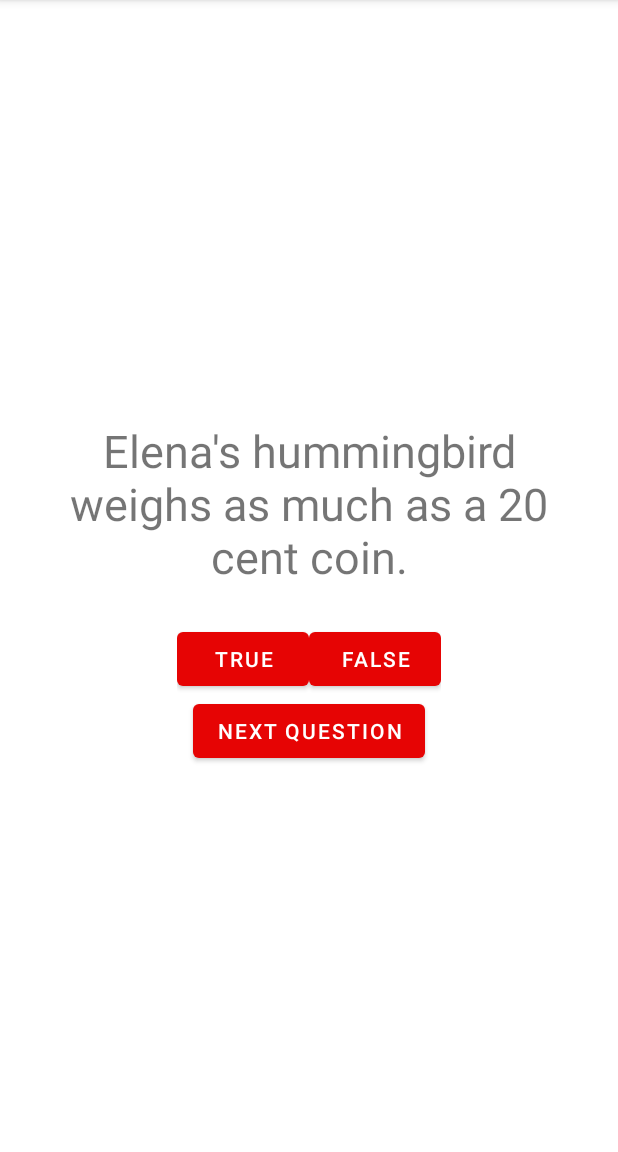
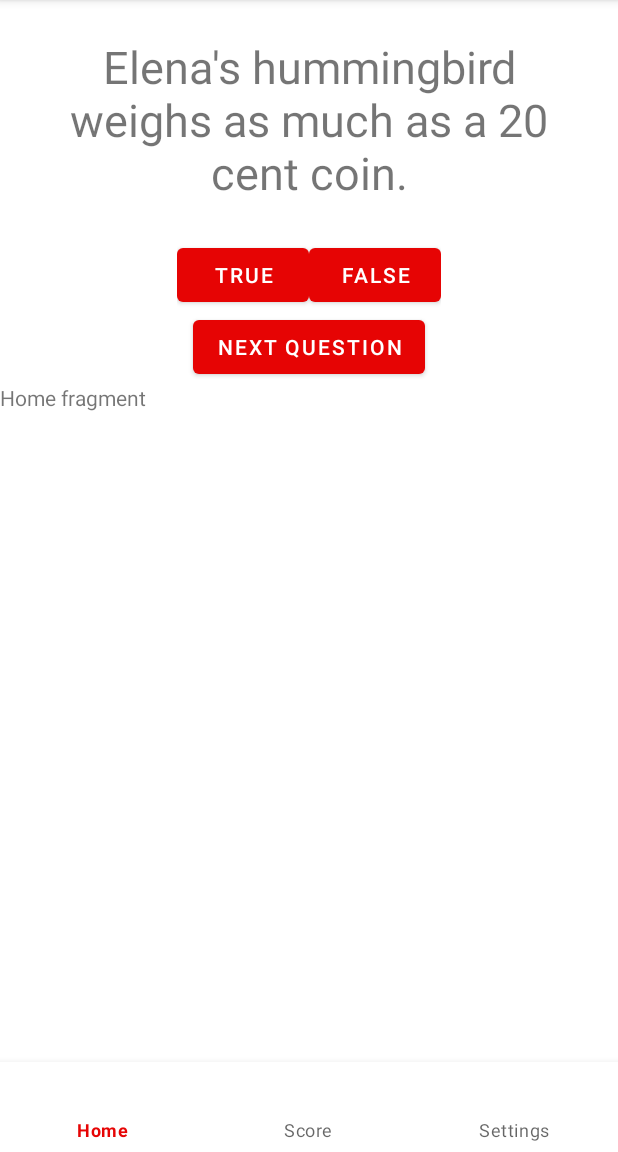
Before and after one commit to Drunkinator/DevMobile, an Android app: the screen it shows after launch (MainActivity), on a phone screen of 412 x 824 dp, the part 84-1236 px from its top. Run offline under Robolectric (Android 15) with nearby library versions, the phone set to English and light mode, and no system bars.

Commit message:
nav menu

```diff
--- /dev/null
+++ b/app/src/main/java/com/example/helloworld/HomeFragment.kt
@@ -0,0 +1,59 @@
+package com.example.helloworld
+
+import android.os.Bundle
+import androidx.fragment.app.Fragment
+import android.view.LayoutInflater
+import android.view.View
+import android.view.ViewGroup
+
+// TODO: Rename parameter arguments, choose names that match
+// the fragment initialization parameters, e.g. ARG_ITEM_NUMBER
+private const val ARG_PARAM1 = "param1"
+private const val ARG_PARAM2 = "param2"
+
+/**
+ * A simple [Fragment] subclass.
+ * Use the [HomeFragment.newInstance] factory method to
+ * create an instance of this fragment.
+ */
+class HomeFragment : Fragment() {
+    // TODO: Rename and change types of parameters
+    private var param1: String? = null
+    private var param2: String? = null
+
+    override fun onCreate(savedInstanceState: Bundle?) {
+        super.onCreate(savedInstanceState)
+        arguments?.let {
+            param1 = it.getString(ARG_PARAM1)
+            param2 = it.getString(ARG_PARAM2)
+        }
+    }
+
+    override fun onCreateView(
+        inflater: LayoutInflater, container: ViewGroup?,
+        savedInstanceState: Bundle?
+    ): View? {
+        // Inflate the layout for this fragment
+        return inflater.inflate(R.layout.fragment_home, container, false)
+    }
+
+    companion object {
+        /**
+         * Use this factory method to create a new instance of
+         * this fragment using the provided parameters.
+         *
+         * @param param1 Parameter 1.
+         * @param param2 Parameter 2.
+         * @return A new instance of fragment HomeFragment.
+         */
+        // TODO: Rename and change types and number of parameters
+        @JvmStatic
+        fun newInstance(param1: String, param2: String) =
+            HomeFragment().apply {
+                arguments = Bundle().apply {
+                    putString(ARG_PARAM1, param1)
+                    putString(ARG_PARAM2, param2)
+                }
+            }
+    }
+}
--- a/app/src/main/java/com/example/helloworld/MainActivity.kt
+++ b/app/src/main/java/com/example/helloworld/MainActivity.kt
@@ -1,10 +1,14 @@
 package com.example.helloworld
 
-
+import android.widget.ImageView
+import android.widget.PopupMenu
+import androidx.fragment.app.Fragment
+import java.lang.Exception
 import android.app.Activity
 import android.content.Intent
 import androidx.appcompat.app.AppCompatActivity
 import android.os.Bundle
+import android.provider.Settings
 import android.util.Log
 import android.view.Menu
 import android.view.MenuItem
@@ -12,11 +16,14 @@ import android.view.View
 import android.widget.Button
 import android.widget.TextView
 import android.widget.Toast
+import com.google.android.material.bottomnavigation.BottomNavigationView
 
 private lateinit var trueButton: Button
 private lateinit var falseButton: Button
 private lateinit var nextButton: Button
 private lateinit var questionTextView: TextView
+lateinit var bottomNav : BottomNavigationView
+
 
 private val questionBank= listOf(
     Question(R.string.question1, false),
@@ -45,6 +52,29 @@ class MainActivity : AppCompatActivity() {
         nextButton = findViewById(R.id.next_button)
         questionTextView = findViewById(R.id.question_text_view)
 
+        loadFragment(HomeFragment())
+        bottomNav = findViewById(R.id.bottomNav) as BottomNavigationView
+        bottomNav.setOnItemSelectedListener {
+            when (it.itemId) {
+                R.id.home -> {
+                    loadFragment(HomeFragment())
+                    true
+                }
+                R.id.message -> {
+                    loadFragment(ScoreFragment())
+                    true
+                }
+                R.id.settings -> {
+                    loadFragment(SettingsFragment())
+                    true
+                }
+                else -> {
+                    loadFragment(HomeFragment())
+                    true
+                }
+            }
+        }
+
 
         fun checkAnswer(userAnswer: Boolean) {
             val correctAnswer = questionBank[currentIndex].correctAnswer
@@ -71,6 +101,8 @@ class MainActivity : AppCompatActivity() {
             val questionTextResId = questionBank[currentIndex].questionResId
             questionTextView.setText(questionTextResId)
         }
+
+
     }
 
     override fun onStart() {
@@ -126,4 +158,11 @@ class MainActivity : AppCompatActivity() {
         }
         return super.onOptionsItemSelected(item)
 }
+
+    private  fun loadFragment(fragment: Fragment){
+        val transaction = supportFragmentManager.beginTransaction()
+        transaction.replace(R.id.container,fragment)
+        transaction.commit()
+    }
+
 }
--- /dev/null
+++ b/app/src/main/res/drawable/ic_baseline_message_24.xml
@@ -0,0 +1,4 @@
+<?xml version="1.0" encoding="utf-8"?>
+<selector xmlns:android="http://schemas.android.com/apk/res/android">
+
+</selector>
--- /dev/null
+++ b/app/src/main/res/drawable/ic_home_24.xml
@@ -0,0 +1,4 @@
+<?xml version="1.0" encoding="utf-8"?>
+<selector xmlns:android="http://schemas.android.com/apk/res/android">
+
+</selector>
--- /dev/null
+++ b/app/src/main/res/drawable/ic_settings_24.xml
@@ -0,0 +1,4 @@
+<?xml version="1.0" encoding="utf-8"?>
+<selector xmlns:android="http://schemas.android.com/apk/res/android">
+
+</selector>
--- a/app/src/main/res/layout/activity_main.xml
+++ b/app/src/main/res/layout/activity_main.xml
@@ -4,6 +4,7 @@
 
     android:layout_width="match_parent"
     android:layout_height="match_parent"
+    xmlns:app="http://schemas.android.com/apk/res-auto"
     android:gravity="center"
     android:orientation="vertical">
 
@@ -41,4 +42,27 @@
         android:layout_height="wrap_content"
         android:text="@string/text_next" />
 
+    <FrameLayout
+        android:id="@+id/container"
+        android:layout_width="match_parent"
+        android:layout_height="match_parent"
+        android:layout_above="@+id/bottomNav"
+        >
+
+        <com.google.android.material.bottomnavigation.BottomNavigationView
+            android:id="@+id/bottomNav"
+            android:layout_gravity="bottom"
+            android:layout_width="match_parent"
+            android:layout_height="60dp"
+            android:layout_alignParentBottom="false"
+            android:layout_marginBottom="0dp"
+            android:scrollIndicators="left"
+            app:layout_constraintBottom_toBottomOf="parent"
+            app:layout_constraintEnd_toEndOf="parent"
+            app:layout_constraintHorizontal_bias="0.5"
+            app:layout_constraintStart_toStartOf="parent"
+            app:menu="@menu/nav_menu" />
+    </FrameLayout>
+
+
 </LinearLayout>
--- /dev/null
+++ b/app/src/main/res/layout/fragment_home.xml
@@ -0,0 +1,15 @@
+<?xml version="1.0" encoding="utf-8"?>
+<FrameLayout
+    xmlns:android="http://schemas.android.com/apk/res/android"
+    xmlns:tools="http://schemas.android.com/tools"
+    android:layout_width="match_parent"
+    android:layout_height="match_parent"
+    tools:context=".HomeFragment">
+
+    <!-- TODO: Update blank fragment layout -->
+    <TextView
+        android:layout_width="match_parent"
+        android:layout_height="match_parent"
+        android:text="Home fragment" />
+
+</FrameLayout>
--- /dev/null
+++ b/app/src/main/res/menu/nav_menu.xml
@@ -0,0 +1,16 @@
+<?xml version="1.0" encoding="utf-8"?>
+
+<menu xmlns:android="http://schemas.android.com/apk/res/android">
+    <item
+        android:id="@+id/home"
+        android:icon="@drawable/ic_home_24"
+        android:title="Home"  />
+    <item
+        android:id="@+id/message"
+        android:icon="@drawable/ic_baseline_message_24"
+        android:title="Score" />
+    <item
+        android:id="@+id/settings"
+        android:icon="@drawable/ic_settings_24"
+        android:title="Settings" />
+</menu>
--- a/app/src/main/res/values/strings.xml
+++ b/app/src/main/res/values/strings.xml
@@ -19,5 +19,7 @@
     <string name="score">Score</string>
     <string name="restart">Restart</string>
     <string name="quit">Quit</string>
+    <!-- TODO: Remove or change this placeholder text -->
+    <string name="hello_blank_fragment">Hello blank fragment</string>
 
 </resources>
```
Also changed, not shown: app/src/main/java/com/example/helloworld/ScoreFragment.kt (added, +59 -0 lines), app/src/main/java/com/example/helloworld/SettingsFragment.kt (added, +59 -0 lines), app/src/main/res/layout/fragment_score.xml (added, +15 -0 lines), app/src/main/res/layout/fragment_settings.xml (added, +15 -0 lines).
